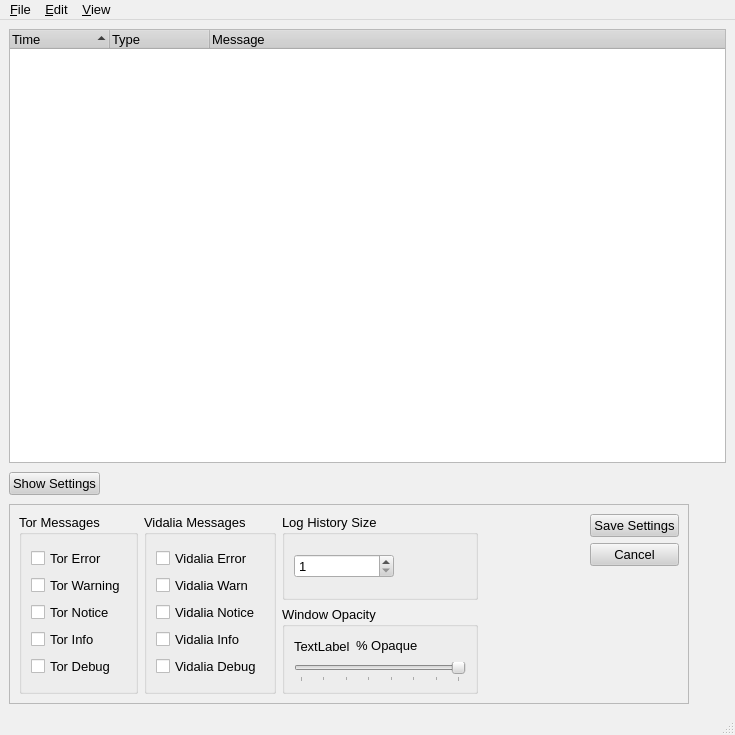
a-ilin/vidalia, file src/gui/messagelog/messagelog.ui: the form before one commit.
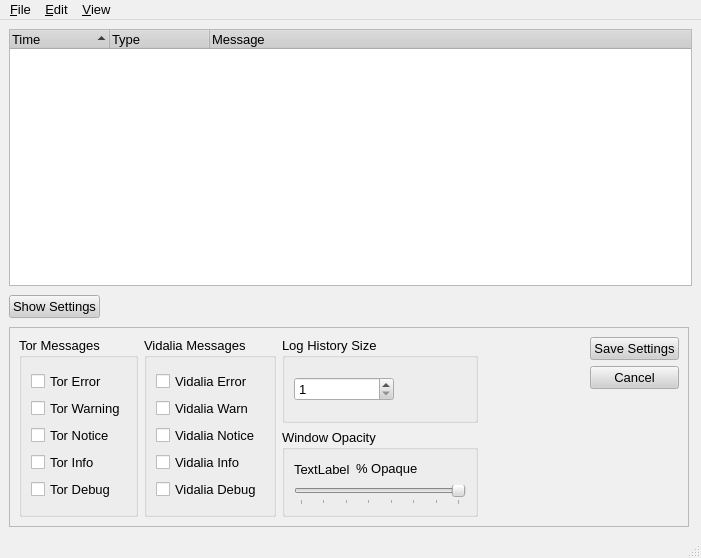
The form after the commit. Icons and pictures are not drawn.

Commit message:
This was coming up huge on my tiny Tablet PC so I made it smaller. Why can't all computers have dual 21" monitors?
svn:r194

The edit to the form file:
```diff
--- a/src/gui/messagelog/messagelog.ui
+++ b/src/gui/messagelog/messagelog.ui
@@ -8,8 +8,8 @@
    <rect>
     <x>0</x>
     <y>0</y>
-    <width>735</width>
-    <height>735</height>
+    <width>701</width>
+    <height>558</height>
    </rect>
   </property>
   <property name="palette" >
@@ -870,7 +870,7 @@
     <rect>
      <x>0</x>
      <y>0</y>
-     <width>735</width>
+     <width>701</width>
      <height>19</height>
     </rect>
    </property>
@@ -911,8 +911,8 @@
    <property name="geometry" >
     <rect>
      <x>0</x>
-     <y>713</y>
-     <width>735</width>
+     <y>536</y>
+     <width>701</width>
      <height>22</height>
     </rect>
    </property>
```
